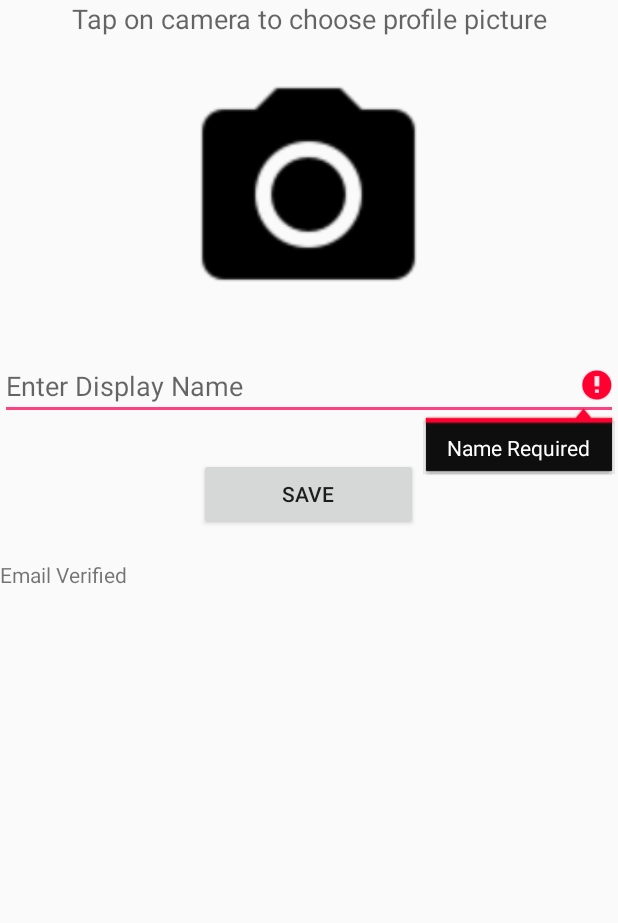
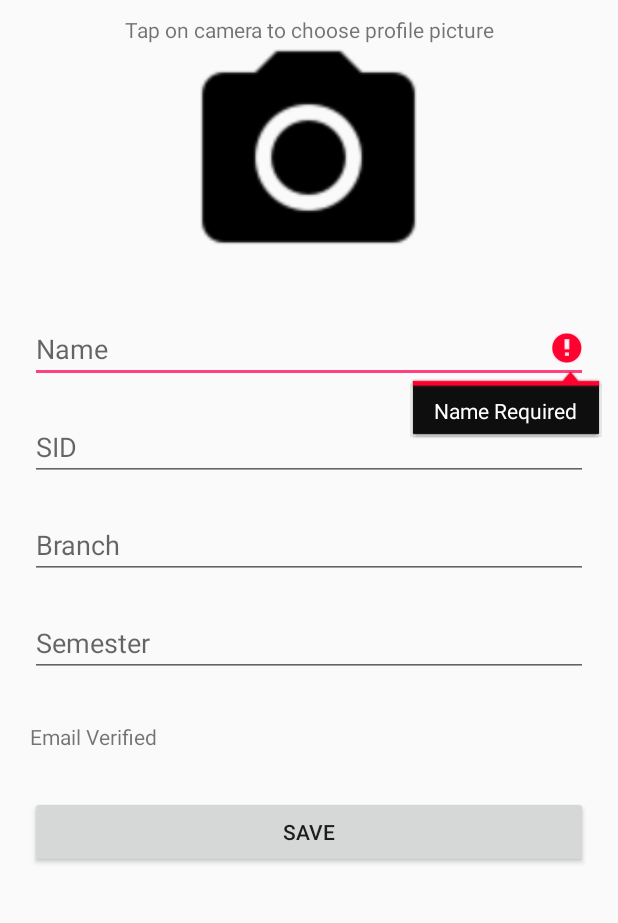
Before and after one commit to ramnik96/AttendancePlus, an Android app: the StudentProfileActivity screen opened directly, with no data from a screen before it, after a tap on "SAVE", on a phone screen of 412 x 824 dp, the part 84-1007 px from its top. Run offline under Robolectric (Android 15) with nearby library versions, the phone set to English and light mode, and no system bars; our stand-ins replace Firebase (no records; nobody signed in at launch, a user with empty details on screens opened directly).

```diff
--- a/app/build.gradle
+++ b/app/build.gradle
@@ -25,6 +25,7 @@ dependencies {
     implementation 'com.google.firebase:firebase-auth:11.4.2'
     implementation 'com.google.firebase:firebase-core:11.4.2'
     implementation 'com.google.firebase:firebase-storage:11.4.2'
+    implementation 'com.google.firebase:firebase-database:11.4.2'
     testImplementation 'junit:junit:4.12'
     androidTestImplementation 'com.android.support.test:runner:1.0.2'
     androidTestImplementation 'com.android.support.test.espresso:espresso-core:3.0.2'
@@ -32,6 +33,9 @@ dependencies {
     implementation 'com.android.support:support-media-compat:27.1.1'
     implementation 'com.android.support:support-v4:27.1.1'
     implementation 'com.google.android.gms:play-services-auth:11.4.2'
+
+    implementation 'com.google.zxing:core:3.2.1'
+    implementation 'com.journeyapps:zxing-android-embedded:3.2.0@aar'
 }
 
 apply plugin: 'com.google.gms.google-services'
--- a/app/src/main/java/com/example/ramnik_singh/attendanceplus/StudentProfileActivity.java
+++ b/app/src/main/java/com/example/ramnik_singh/attendanceplus/StudentProfileActivity.java
@@ -26,31 +26,56 @@ import com.google.android.gms.tasks.Task;
 import com.google.firebase.auth.FirebaseAuth;
 import com.google.firebase.auth.FirebaseUser;
 import com.google.firebase.auth.UserProfileChangeRequest;
+import com.google.firebase.database.DatabaseReference;
+import com.google.firebase.database.FirebaseDatabase;
 import com.google.firebase.storage.FirebaseStorage;
 import com.google.firebase.storage.StorageReference;
 import com.google.firebase.storage.UploadTask;
 
 import java.io.IOException;
 
+class User{
+    String id;
+    int roleId;
+    String Name;
+    String SID;
+    String Branch;
+    String Semester;
+
+    public User(int roleId, String Name, String SID, String Branch, String Semester){
+        this.roleId = roleId;
+        this.Name = Name;
+        this.SID=SID;
+        this.Branch=Branch;
+        this.Semester=Semester;
+    }
+}
 public class StudentProfileActivity extends AppCompatActivity {
 
     private static final int CHOOSE_IMAGE = 101;
     private TextView textView;
     ImageView imageView;
-    EditText editText;
+    EditText editTextDisplayName,editTextSID,editTextBranch,editTextSemester;
     FirebaseAuth mAuth;
     Uri uriProfileImage;
     ProgressBar progressBar;
     String profileImageUrl;
+
+    private DatabaseReference mDatabase;
 
     @Override
     protected void onCreate(Bundle savedInstanceState) {
         super.onCreate(savedInstanceState);
         setContentView(R.layout.activity_profile_student);
         textView=findViewById(R.id.textviewVerified);
-        editText=findViewById(R.id.editTextDisplayName);
+        editTextDisplayName=findViewById(R.id.editTextDisplayName);
+        editTextSID=findViewById(R.id.editTextSID);
+        editTextBranch=findViewById(R.id.editTextBranch);
+        editTextSemester=findViewById(R.id.editTextSemester);
         imageView=findViewById(R.id.imageView);
         progressBar=findViewById(R.id.progressbar);
+
+        mDatabase= FirebaseDatabase.getInstance().getReference();
 
         imageView.setOnClickListener(new View.OnClickListener() {
             @Override
@@ -139,10 +164,13 @@ public class StudentProfileActivity extends AppCompatActivity {
     }
 
     private void saveUserInformation(){
-        String displayName=editText.getText().toString();
+        String displayName=editTextDisplayName.getText().toString();
+        String SID=editTextSID.getText().toString();
+        String Branch=editTextBranch.getText().toString();
+        String Semester=editTextSemester.getText().toString();
         if(displayName.isEmpty()){
-            editText.setError("Name Required");
-            editText.requestFocus();
+            editTextDisplayName.setError("Name Required");
+            editTextDisplayName.requestFocus();
             return;
         }
         FirebaseUser user=mAuth.getCurrentUser();
@@ -150,15 +178,30 @@ public class StudentProfileActivity extends AppCompatActivity {
         if(user!=null && profileImageUrl!=null) {
             UserProfileChangeRequest profile = new UserProfileChangeRequest.Builder().setDisplayName(displayName).setPhotoUri(Uri.parse(profileImageUrl)).build();
 
-
             user.updateProfile(profile).addOnCompleteListener(new OnCompleteListener<Void>() {
                 @Override
                 public void onComplete(@NonNull Task<Void> task) {
-                    Toast.makeText(StudentProfileActivity.this, "Profile Updated",Toast.LENGTH_SHORT).show();
+                    Toast.makeText(StudentProfileActivity.this, "Profile Picture Updated",Toast.LENGTH_SHORT).show();
 
                 }
             });
         }
+
+        User u=new User(1,displayName,SID,Branch,Semester);
+        u.id=FirebaseAuth.getInstance().getCurrentUser().getUid();
+
+        FirebaseDatabase.getInstance().getReference().child("users").child(u.id).setValue(u).addOnCompleteListener(new OnCompleteListener<Void>() {
+            @Override
+            public void onComplete(@NonNull Task<Void> task) {
+                if(task.isSuccessful()){
+                    Toast.makeText(StudentProfileActivity.this, "Profile Updated",Toast.LENGTH_SHORT).show();
+                }
+                else{
+                    String msg=task.getException().toString();
+                    Toast.makeText(StudentProfileActivity.this, msg,Toast.LENGTH_SHORT).show();
+                }
+            }
+        });
     }
 
 
--- a/app/src/main/res/layout/activity_profile_student.xml
+++ b/app/src/main/res/layout/activity_profile_student.xml
@@ -21,58 +21,97 @@
             android:background="@color/colorPrimary">
         </android.support.v7.widget.Toolbar>
 
+        <RelativeLayout
+            android:layout_width="match_parent"
+            android:layout_height="match_parent">
+
             <TextView
                 android:layout_width="match_parent"
                 android:layout_height="wrap_content"
                 android:text="Tap on camera to choose profile picture"
                 android:textAlignment="center"
-            android:textAppearance="@style/Base.TextAppearance.AppCompat.Medium"/>
-
-        <RelativeLayout
-            android:layout_width="match_parent"
-            android:layout_height="wrap_content">
+                android:paddingTop="10dp"
+                android:textAppearance="@style/Base.TextAppearance.AppCompat.Small" />
 
             <ImageView
+                android:id="@+id/imageView"
                 android:layout_width="170dp"
                 android:layout_height="170dp"
-                android:id="@+id/imageView"
+                android:layout_centerHorizontal="true"
                 android:layout_margin="20dp"
                 android:background="@drawable/icon_camera"
                 android:scaleType="centerCrop"
-                android:layout_centerHorizontal="true"/>
+                android:paddingTop="40dp" />
 
             <ProgressBar
                 android:id="@+id/progressbar"
                 android:layout_width="wrap_content"
                 android:layout_height="wrap_content"
+                android:layout_centerHorizontal="true"
                 android:layout_centerVertical="true"
-                android:layout_centerHorizontal="true"
-                android:visibility="gone"/>
+                android:visibility="gone" />
+
         </RelativeLayout>
 
-        <EditText
+        <ScrollView
+            android:layout_width="match_parent"
+            android:layout_height="match_parent">
+
+            <LinearLayout
                 android:layout_width="match_parent"
                 android:layout_height="wrap_content"
+                android:orientation="vertical"
+                android:layout_marginLeft="20dp"
+                android:layout_marginRight="20dp">
+
+                <EditText
                     android:id="@+id/editTextDisplayName"
-            android:hint="Enter Display Name"/>
+                    android:layout_width="match_parent"
+                    android:layout_height="wrap_content"
+                    android:hint="Name" />
 
-        <Button
-            android:layout_width="wrap_content"
+                <EditText
+                    android:id="@+id/editTextSID"
+                    android:layout_width="match_parent"
                     android:layout_height="wrap_content"
-            android:gravity="center"
-            android:layout_marginTop="25dp"
-            android:id="@+id/buttonSave"
-            android:paddingLeft="55dp"
-            android:paddingRight="55dp"
-            android:text="Save"/>
+                    android:hint="SID"
+                    android:paddingTop="30dp"/>
 
+                <EditText
+                    android:id="@+id/editTextBranch"
+                    android:layout_width="match_parent"
+                    android:layout_height="wrap_content"
+                    android:hint="Branch"
+                    android:paddingTop="30dp"
+                    />
+
+                <EditText
+                    android:id="@+id/editTextSemester"
+                    android:layout_width="match_parent"
+                    android:layout_height="wrap_content"
+                    android:hint="Semester"
+                    android:paddingTop="30dp" />
 
                 <TextView
                     android:id="@+id/textviewVerified"
                     android:layout_width="match_parent"
                     android:layout_height="wrap_content"
-            android:paddingTop="20dp"
+                    android:paddingTop="30dp"
                     android:text="Verified" />
+
+                <Button
+                    android:id="@+id/buttonSave"
+                    android:layout_width="match_parent"
+                    android:layout_height="wrap_content"
+                    android:layout_marginTop="30dp"
+                    android:gravity="center"
+                    android:paddingLeft="55dp"
+                    android:paddingRight="55dp"
+                    android:text="Save" />
+
+            </LinearLayout>
+        </ScrollView>
+
 
     </LinearLayout>
 
```
Also changed, not shown: app/src/main/java/com/example/ramnik_singh/attendanceplus/StudentDashboard.java (+68 -1 lines), app/src/main/res/layout/activity_student_dashboard.xml (+26 -1 lines). Lines whose indentation alone changed are shown as unchanged.
